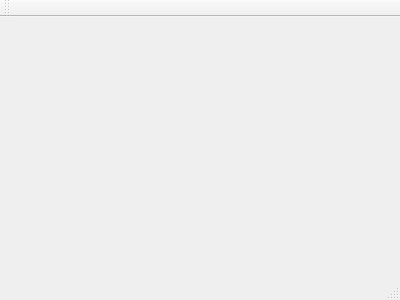
First picture: the form in mainwindow.ui, repository Phoenixreturn/tender, before the edit.
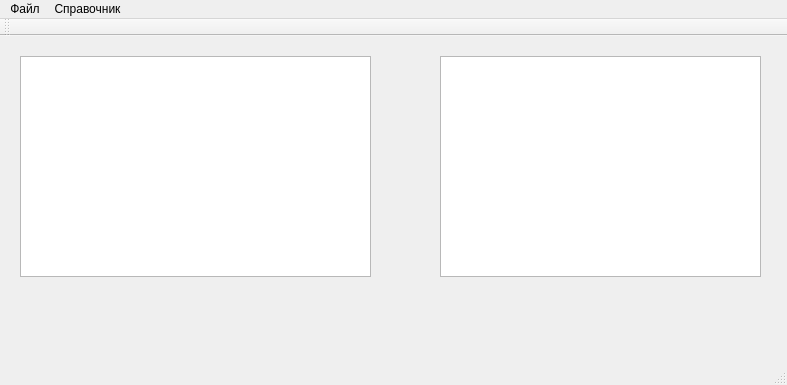
Second picture: the form after the edit.

```diff
--- a/mainwindow.ui
+++ b/mainwindow.ui
@@ -1,24 +1,72 @@
 <ui version="4.0">
  <class>MainWindow</class>
- <widget class="QMainWindow" name="MainWindow" >
-  <property name="geometry" >
+ <widget class="QMainWindow" name="MainWindow">
+  <property name="geometry">
    <rect>
     <x>0</x>
     <y>0</y>
-    <width>400</width>
-    <height>300</height>
+    <width>787</width>
+    <height>385</height>
    </rect>
   </property>
   <property name="windowTitle" >
    <string>MainWindow</string>
   </property>
-  <widget class="QMenuBar" name="menuBar" />
-  <widget class="QToolBar" name="mainToolBar" />
-  <widget class="QWidget" name="centralWidget" />
-  <widget class="QStatusBar" name="statusBar" />
+  <widget class="QWidget" name="centralWidget">
+   <widget class="QTreeView" name="treeView">
+    <property name="geometry">
+     <rect>
+      <x>20</x>
+      <y>20</y>
+      <width>351</width>
+      <height>221</height>
+     </rect>
+    </property>
+   </widget>
+   <widget class="QTableView" name="tableView">
+    <property name="geometry">
+     <rect>
+      <x>440</x>
+      <y>20</y>
+      <width>321</width>
+      <height>221</height>
+     </rect>
+    </property>
+   </widget>
+  </widget>
+  <widget class="QMenuBar" name="menuBar">
+   <property name="geometry">
+    <rect>
+     <x>0</x>
+     <y>0</y>
+     <width>787</width>
+     <height>26</height>
+    </rect>
+   </property>
+   <widget class="QMenu" name="menu">
+    <property name="title">
+     <string>Файл</string>
+    </property>
+   </widget>
+   <widget class="QMenu" name="menu_2">
+    <property name="title">
+     <string>Справочник</string>
+    </property>
+   </widget>
+   <addaction name="menu"/>
+   <addaction name="menu_2"/>
+  </widget>
+  <widget class="QToolBar" name="mainToolBar">
+   <attribute name="toolBarArea">
+    <enum>TopToolBarArea</enum>
+   </attribute>
+   <attribute name="toolBarBreak">
+    <bool>false</bool>
+   </attribute>
+  </widget>
+  <widget class="QStatusBar" name="statusBar"/>
  </widget>
- <layoutDefault spacing="6" margin="11" />
- <pixmapfunction></pixmapfunction>
+ <layoutdefault spacing="6" margin="11"/>
  <resources/>
  <connections/>
 </ui>
```
Left out of the diff: 3 changed lines with no effect on the pictures.
